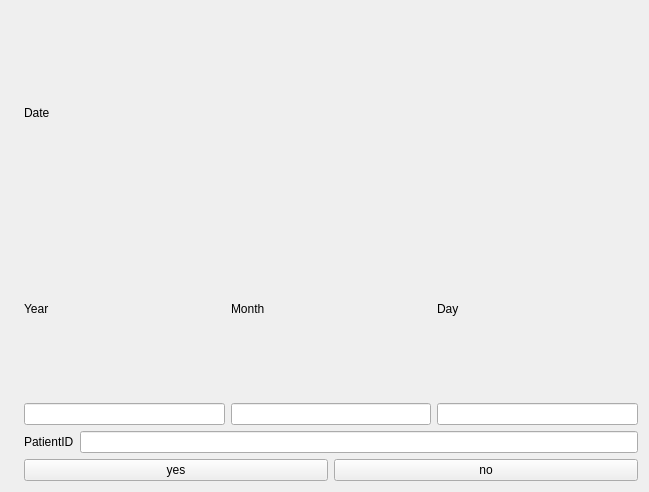
Before: the Qt Designer form code/paypage.ui in laonuo2004/cpp-qt-medical-system, drawn with Qt 5.
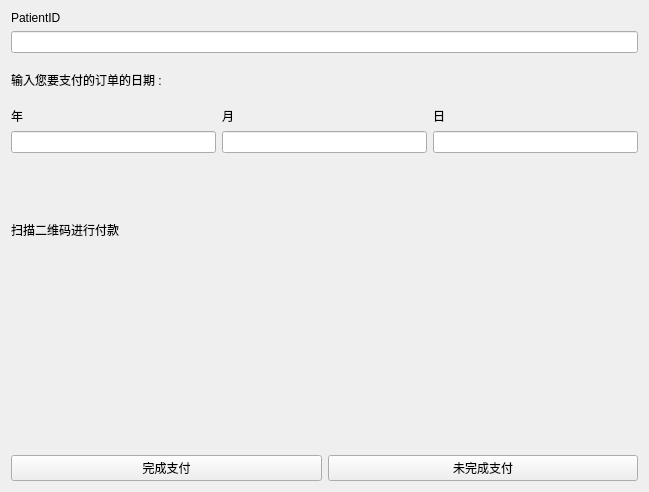
After: the same form once the commit is applied. Icons and pictures are not drawn.

```diff
--- a/code/paypage.ui
+++ b/code/paypage.ui
@@ -15,25 +15,27 @@
   </property>
   <layout class="QGridLayout" name="gridLayout">
    <item row="0" column="0">
-    <layout class="QHBoxLayout" name="horizontalLayout_4">
-     <item>
-      <widget class="QLabel" name="label">
-       <property name="text">
-        <string/>
-       </property>
-       <property name="pixmap">
-        <pixmap resource="QRcode.qrc">:/new/prefix1/QR(2).jpg</pixmap>
-       </property>
-      </widget>
-     </item>
-     <item>
       <layout class="QVBoxLayout" name="verticalLayout_6">
        <item>
+      <layout class="QVBoxLayout" name="verticalLayout_5">
+       <item>
         <layout class="QVBoxLayout" name="verticalLayout_4">
          <item>
+          <widget class="QLabel" name="label_2">
+           <property name="text">
+            <string>PatientID</string>
+           </property>
+          </widget>
+         </item>
+         <item>
+          <widget class="QLineEdit" name="PatientId"/>
+         </item>
+        </layout>
+       </item>
+       <item>
           <widget class="QLabel" name="label_3">
            <property name="text">
-            <string>Date</string>
+          <string>输入您要支付的订单的日期 :</string>
            </property>
           </widget>
          </item>
@@ -44,7 +46,7 @@
              <item>
               <widget class="QLabel" name="label_4">
                <property name="text">
-                <string>Year</string>
+              <string>年</string>
                </property>
               </widget>
              </item>
@@ -58,7 +60,7 @@
              <item>
               <widget class="QLabel" name="label_5">
                <property name="text">
-                <string>Month</string>
+              <string>月</string>
                </property>
               </widget>
              </item>
@@ -72,7 +74,7 @@
              <item>
               <widget class="QLabel" name="label_6">
                <property name="text">
-                <string>Day</string>
+              <string>日</string>
                </property>
               </widget>
              </item>
@@ -86,40 +88,37 @@
         </layout>
        </item>
        <item>
-        <layout class="QVBoxLayout" name="verticalLayout_5">
+      <widget class="QLabel" name="label_7">
+       <property name="text">
+        <string>扫描二维码进行付款</string>
+       </property>
+      </widget>
+     </item>
+     <item>
+      <widget class="QLabel" name="label">
+       <property name="text">
+        <string/>
+       </property>
+       <property name="pixmap">
+        <pixmap resource="QRcode.qrc">:/new/prefix1/QR(2).jpg</pixmap>
+       </property>
+      </widget>
+     </item>
          <item>
           <layout class="QHBoxLayout" name="horizontalLayout_2">
            <item>
-            <widget class="QLabel" name="label_2">
-             <property name="text">
-              <string>PatientID</string>
-             </property>
-            </widget>
-           </item>
-           <item>
-            <widget class="QLineEdit" name="PatientId"/>
-           </item>
-          </layout>
-         </item>
-         <item>
-          <layout class="QHBoxLayout" name="horizontalLayout_3">
-           <item>
             <widget class="QPushButton" name="yes">
              <property name="text">
-              <string>yes</string>
+          <string>完成支付</string>
              </property>
             </widget>
            </item>
            <item>
             <widget class="QPushButton" name="no">
              <property name="text">
-              <string>no</string>
-             </property>
-            </widget>
-           </item>
-          </layout>
-         </item>
-        </layout>
+          <string>未完成支付</string>
+         </property>
+        </widget>
        </item>
       </layout>
      </item>
```
Lines whose indentation alone changed are shown as unchanged.
